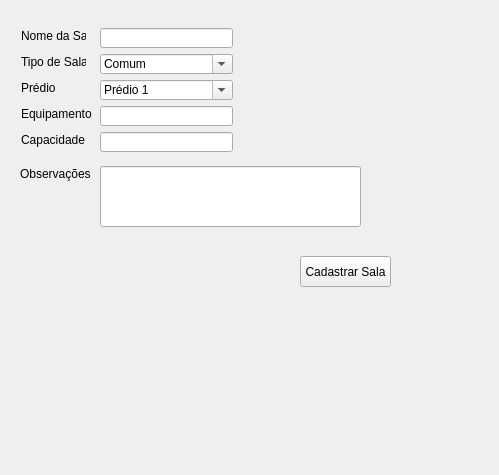
First picture: the form in App/view/ui/cadastroSalas.ui, repository Senac-SOR-ADS/Mapa-de-Sala, before the edit.
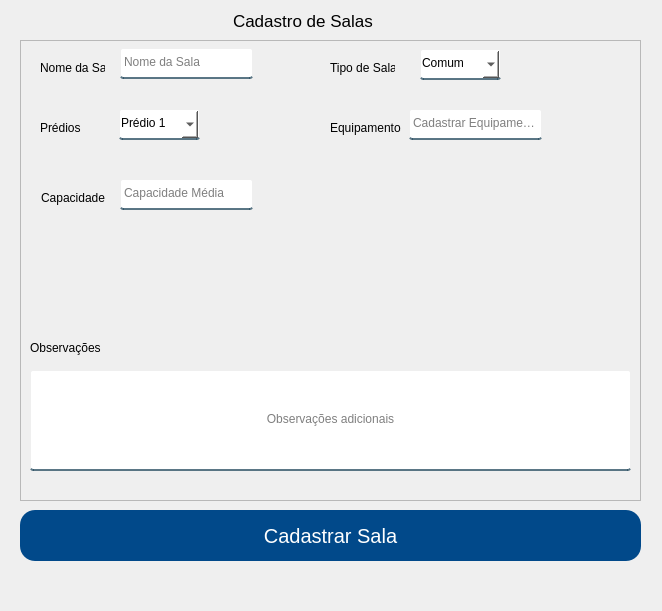
Second picture: the form after the edit.

```diff
--- a/App/view/ui/cadastroSalas.ui
+++ b/App/view/ui/cadastroSalas.ui
@@ -6,57 +6,223 @@
    <rect>
     <x>0</x>
     <y>0</y>
-    <width>499</width>
-    <height>475</height>
+    <width>662</width>
+    <height>611</height>
    </rect>
   </property>
   <property name="windowTitle">
    <string>Form</string>
   </property>
-  <widget class="QLineEdit" name="nomeSala">
-   <property name="geometry">
-    <rect>
-     <x>100</x>
-     <y>28</y>
-     <width>133</width>
-     <height>20</height>
-    </rect>
-   </property>
-  </widget>
-  <widget class="QLineEdit" name="feedbackText">
-   <property name="geometry">
-    <rect>
-     <x>100</x>
-     <y>166</y>
-     <width>261</width>
-     <height>61</height>
-    </rect>
-   </property>
-  </widget>
+  <property name="styleSheet">
+   <string notr="true">QLineEdit, QComboBox {
+	background-color: white;
+	border:2px solid rgba(0,0,0,0);
+	border-radius: 3px;
+	border-bottom-color:rgba(46,82,101,200);
+	color:rgb(0,0,0);
+	padding-bottom:3px;
+}
+
+#cadastrarSala {
+	background-color: #01498a;
+	color: #FFF;
+	border: none;
+	border-radius: 15px;
+}
+ 
+#cadastrarSala:hover {
+	background-color: #f6921e;
+}
+ 
+#respostas {
+	color: red;
+}</string>
+  </property>
   <widget class="QPushButton" name="cadastrarSala">
    <property name="geometry">
     <rect>
-     <x>300</x>
-     <y>256</y>
-     <width>91</width>
-     <height>31</height>
+     <x>20</x>
+     <y>510</y>
+     <width>621</width>
+     <height>51</height>
     </rect>
    </property>
+   <property name="font">
+    <font>
+     <pointsize>15</pointsize>
+    </font>
+   </property>
+   <property name="cursor">
+    <cursorShape>PointingHandCursor</cursorShape>
+   </property>
    <property name="text">
     <string>Cadastrar Sala</string>
    </property>
   </widget>
+  <widget class="QFrame" name="frame">
+   <property name="geometry">
+    <rect>
+     <x>20</x>
+     <y>40</y>
+     <width>621</width>
+     <height>461</height>
+    </rect>
+   </property>
+   <property name="frameShape">
+    <enum>QFrame::StyledPanel</enum>
+   </property>
+   <property name="frameShadow">
+    <enum>QFrame::Raised</enum>
+   </property>
+   <widget class="QLineEdit" name="feedbackText">
+    <property name="geometry">
+     <rect>
+      <x>10</x>
+      <y>330</y>
+      <width>601</width>
+      <height>101</height>
+     </rect>
+    </property>
+    <property name="alignment">
+     <set>Qt::AlignCenter</set>
+    </property>
+    <property name="placeholderText">
+     <string>Observações adicionais</string>
+    </property>
+    <property name="cursorMoveStyle">
+     <enum>Qt::VisualMoveStyle</enum>
+    </property>
+    <property name="clearButtonEnabled">
+     <bool>false</bool>
+    </property>
+   </widget>
+   <widget class="QLabel" name="label_6">
+    <property name="geometry">
+     <rect>
+      <x>10</x>
+      <y>300</y>
+      <width>71</width>
+      <height>16</height>
+     </rect>
+    </property>
+    <property name="text">
+     <string>Observações</string>
+    </property>
+   </widget>
+   <widget class="QLabel" name="label_5">
+    <property name="geometry">
+     <rect>
+      <x>21</x>
+      <y>150</y>
+      <width>65</width>
+      <height>16</height>
+     </rect>
+    </property>
+    <property name="text">
+     <string>Capacidade</string>
+    </property>
+   </widget>
+   <widget class="QLineEdit" name="mediaCapacidade">
+    <property name="geometry">
+     <rect>
+      <x>100</x>
+      <y>139</y>
+      <width>133</width>
+      <height>31</height>
+     </rect>
+    </property>
+    <property name="alignment">
+     <set>Qt::AlignLeading|Qt::AlignLeft|Qt::AlignVCenter</set>
+    </property>
+    <property name="placeholderText">
+     <string>Capacidade Média</string>
+    </property>
+   </widget>
+   <widget class="QLabel" name="label_4">
+    <property name="geometry">
+     <rect>
+      <x>310</x>
+      <y>80</y>
+      <width>71</width>
+      <height>16</height>
+     </rect>
+    </property>
+    <property name="text">
+     <string>Equipamentos</string>
+    </property>
+   </widget>
+   <widget class="QLineEdit" name="tipoEquipamento">
+    <property name="geometry">
+     <rect>
+      <x>389</x>
+      <y>69</y>
+      <width>133</width>
+      <height>31</height>
+     </rect>
+    </property>
+    <property name="placeholderText">
+     <string>Cadastrar Equipamentos</string>
+    </property>
+   </widget>
+   <widget class="QComboBox" name="nomePredio">
+    <property name="geometry">
+     <rect>
+      <x>99</x>
+      <y>69</y>
+      <width>81</width>
+      <height>31</height>
+     </rect>
+    </property>
+    <property name="cursor">
+     <cursorShape>PointingHandCursor</cursorShape>
+    </property>
+    <property name="editable">
+     <bool>false</bool>
+    </property>
+    <property name="currentText">
+     <string notr="true">Prédio 1</string>
+    </property>
+    <property name="insertPolicy">
+     <enum>QComboBox::InsertAlphabetically</enum>
+    </property>
+    <item>
+     <property name="text">
+      <string>Prédio 1</string>
+     </property>
+    </item>
+    <item>
+     <property name="text">
+      <string>Prédio 2</string>
+     </property>
+    </item>
+   </widget>
+   <widget class="QLabel" name="label_3">
+    <property name="geometry">
+     <rect>
+      <x>20</x>
+      <y>80</y>
+      <width>41</width>
+      <height>16</height>
+     </rect>
+    </property>
+    <property name="text">
+     <string>Prédios</string>
+    </property>
+   </widget>
   <widget class="QComboBox" name="tipoSala">
    <property name="geometry">
     <rect>
-     <x>100</x>
-     <y>54</y>
-     <width>133</width>
-     <height>20</height>
-    </rect>
-   </property>
+      <x>400</x>
+      <y>9</y>
+      <width>81</width>
+      <height>31</height>
+     </rect>
+    </property>
+    <property name="cursor">
+     <cursorShape>PointingHandCursor</cursorShape>
+    </property>
    <property name="editable">
-    <bool>true</bool>
+     <bool>false</bool>
    </property>
    <property name="currentText">
     <string>Comum</string>
@@ -92,8 +258,8 @@
   <widget class="QLabel" name="label_2">
    <property name="geometry">
     <rect>
-     <x>21</x>
-     <y>54</y>
+      <x>310</x>
+      <y>20</y>
      <width>65</width>
      <height>16</height>
     </rect>
@@ -102,60 +268,11 @@
     <string>Tipo de Sala</string>
    </property>
   </widget>
-  <widget class="QLabel" name="label_4">
-   <property name="geometry">
-    <rect>
-     <x>21</x>
-     <y>106</y>
-     <width>71</width>
-     <height>16</height>
-    </rect>
-   </property>
-   <property name="text">
-    <string>Equipamentos</string>
-   </property>
-  </widget>
-  <widget class="QLineEdit" name="mediaCapacidade">
-   <property name="geometry">
-    <rect>
-     <x>100</x>
-     <y>132</y>
-     <width>133</width>
-     <height>20</height>
-    </rect>
-   </property>
-  </widget>
-  <widget class="QLabel" name="label_5">
-   <property name="geometry">
-    <rect>
-     <x>21</x>
-     <y>132</y>
-     <width>65</width>
-     <height>16</height>
-    </rect>
-   </property>
-   <property name="text">
-    <string>Capacidade</string>
-   </property>
-  </widget>
-  <widget class="QLabel" name="label_6">
-   <property name="geometry">
-    <rect>
-     <x>20</x>
-     <y>166</y>
-     <width>71</width>
-     <height>16</height>
-    </rect>
-   </property>
-   <property name="text">
-    <string>Observações</string>
-   </property>
-  </widget>
   <widget class="QLabel" name="label">
    <property name="geometry">
     <rect>
-     <x>21</x>
-     <y>28</y>
+      <x>20</x>
+      <y>20</y>
      <width>65</width>
      <height>16</height>
     </rect>
@@ -164,57 +281,37 @@
     <string>Nome da Sala</string>
    </property>
   </widget>
-  <widget class="QLineEdit" name="tipoEquipamento">
+   <widget class="QLineEdit" name="nomeSala">
    <property name="geometry">
     <rect>
      <x>100</x>
-     <y>106</y>
+      <y>8</y>
      <width>133</width>
-     <height>20</height>
-    </rect>
-   </property>
-  </widget>
-  <widget class="QLabel" name="label_3">
-   <property name="geometry">
-    <rect>
-     <x>21</x>
-     <y>80</y>
-     <width>65</width>
-     <height>16</height>
-    </rect>
-   </property>
-   <property name="text">
-    <string>Prédio</string>
-   </property>
-  </widget>
-  <widget class="QComboBox" name="nomePredio">
+      <height>31</height>
+     </rect>
+    </property>
+    <property name="placeholderText">
+     <string>Nome da Sala</string>
+    </property>
+   </widget>
+  </widget>
+  <widget class="QLabel" name="label_7">
    <property name="geometry">
     <rect>
-     <x>100</x>
-     <y>80</y>
-     <width>133</width>
-     <height>20</height>
+     <x>233</x>
+     <y>10</y>
+     <width>141</width>
+     <height>21</height>
     </rect>
    </property>
-   <property name="editable">
-    <bool>true</bool>
+   <property name="font">
+    <font>
+     <pointsize>13</pointsize>
+    </font>
    </property>
-   <property name="currentText">
-    <string notr="true">Prédio 1</string>
-   </property>
-   <property name="insertPolicy">
-    <enum>QComboBox::InsertAlphabetically</enum>
-   </property>
-   <item>
     <property name="text">
-     <string>Prédio 1</string>
-    </property>
-   </item>
-   <item>
-    <property name="text">
-     <string>Prédio 2</string>
-    </property>
-   </item>
+    <string>Cadastro de Salas</string>
+   </property>
   </widget>
  </widget>
  <tabstops>
```
Left out of the diff: 1 changed line with no effect on the pictures. Lines whose indentation alone changed are shown as unchanged.
